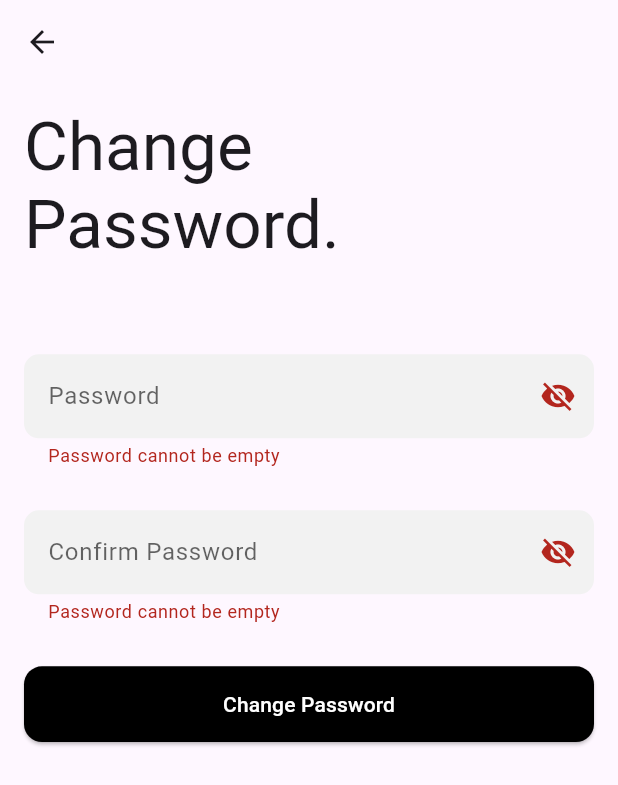
After one commit to san-project/buyitnow, a Flutter app: the ResetPassword screen opened directly, after a tap on "Change Password", on a phone screen of 412 x 824 dp. The commit adds this screen. Shown: the top 785 px of the screen. Run offline on Flutter 3.47's test engine with Material 2 defaults, Android fonts, the phone set to English and light mode, and no system bars; our stand-ins replace cached_network_image, carousel_slider, dio, flutter_rating_bar, google_nav_bar, image_picker and 4 more; accounts and stored records are empty; network calls fail.

Commit message:
added forgot password

```diff
--- a/lib/providers/product_provider.dart
+++ b/lib/providers/product_provider.dart
@@ -98,11 +98,9 @@ class ProductProvider extends ChangeNotifier {
     notifyListeners();
     try {
       final response = await ProductRepo().getAllWishlistProducts();
-      print(response.data['wishListProducts']['products']);
       final listOfProducts =
           response.data['wishListProducts']['products'] as List;
       _wishlist = prd.getProductsFromJson(listOfProducts);
-      print(_wishlist);
       _isLoading = false;
       notifyListeners();
       log("listofproducts $_wishlist");
--- a/lib/screens/categories_product/categories_product_screen.dart
+++ b/lib/screens/categories_product/categories_product_screen.dart
@@ -37,7 +37,7 @@ class _CategoryProductSCreenState extends State<CategoryProductSCreen> {
         centerTitle: true,
         title: Text(
           widget.categoryName,
-          style: TextStyle(color: AppColors.priceColor),
+          style: const TextStyle(color: AppColors.priceColor),
         ),
       ),
       body: Padding(
@@ -51,7 +51,7 @@ class _CategoryProductSCreenState extends State<CategoryProductSCreen> {
               visible: !provider.isLoading,
               replacement: const Center(child: LoadingWidget()),
               child: provider.listOfProductsFilter.isEmpty
-                  ? EmptyWidget()
+                  ? const EmptyWidget()
                   : GridView.builder(
                       itemCount: provider.listOfProductsFilter.length,
                       gridDelegate:
--- /dev/null
+++ b/lib/screens/forgot_password/reset_password.dart
@@ -0,0 +1,160 @@
+import 'package:flutter/material.dart';
+import 'package:provider/provider.dart';
+
+import '../../providers/auth_provider.dart';
+import '../../utils/size_config.dart';
+import '../../widgets/bottom_navbar.dart';
+import '../../widgets/loading_widget.dart';
+
+class ResetPassword extends StatefulWidget {
+  const ResetPassword({super.key});
+
+  @override
+  State<ResetPassword> createState() => _ResetPasswordState();
+}
+
+class _ResetPasswordState extends State<ResetPassword> {
+  late final TextEditingController confPassword;
+  late final TextEditingController passwordController;
+  final _passwordFocusNode = FocusNode();
+  final _confirmPasswordFocusNode = FocusNode();
+  bool passToggle = true;
+  bool passToggle1 = true;
+  final _formField = GlobalKey<FormState>();
+  @override
+  void initState() {
+    confPassword = TextEditingController();
+    passwordController = TextEditingController();
+    WidgetsBinding.instance.addPostFrameCallback((timeStamp) {
+      if (context.watch<AuthProvider>().isLoading == true) {
+        showDialog(
+          context: context,
+          builder: (context) => const AlertDialog(
+            content: Center(
+              child: CircularProgressIndicator(),
+            ),
+          ),
+        );
+      }
+    });
+    super.initState();
+  }
+
+  @override
+  Widget build(BuildContext context) {
+    return Scaffold(
+      appBar: AppBar(),
+      body: Padding(
+        padding: const EdgeInsets.all(16.0),
+        child: Form(
+          key: _formField,
+          child: Column(
+            crossAxisAlignment: CrossAxisAlignment.start,
+            children: [
+              Text(
+                'Change\nPassword.',
+                style: Theme.of(context).textTheme.displayMedium,
+              ),
+              SizedBox(
+                height: 56.h,
+              ),
+              TextFormField(
+                onFieldSubmitted: (value) => FocusScope.of(context)
+                    .requestFocus(_confirmPasswordFocusNode),
+                textInputAction: TextInputAction.next,
+                focusNode: _passwordFocusNode,
+                obscureText: passToggle,
+                controller: passwordController,
+                keyboardType: TextInputType.visiblePassword,
+                decoration: InputDecoration(
+                    labelText: "Password",
+                    suffixIcon: InkWell(
+                      onTap: () {
+                        setState(() {
+                          passToggle = !passToggle;
+                        });
+                      },
+                      child: Icon(
+                          passToggle ? Icons.visibility_off : Icons.visibility),
+                    )),
+                validator: (value) {
+                  if (value!.isEmpty) {
+                    return "Password cannot be empty";
+                  } else if (passwordController.text.length < 8) {
+                    return "password should be minimum 8 characters";
+                  }
+                  return null;
+                },
+              ),
+              SizedBox(height: 26.h),
+              TextFormField(
+                onFieldSubmitted: (value) {
+                  // signUp();
+                },
+                textInputAction: TextInputAction.done,
+                focusNode: _confirmPasswordFocusNode,
+                obscureText: passToggle1,
+                controller: confPassword,
+                keyboardType: TextInputType.visiblePassword,
+                decoration: InputDecoration(
+                    labelText: "Confirm Password",
+                    suffixIcon: InkWell(
+                      onTap: () {
+                        setState(() {
+                          passToggle1 = !passToggle1;
+                        });
+                      },
+                      child: Icon(passToggle1
+                          ? Icons.visibility_off
+                          : Icons.visibility),
+                    )),
+                validator: (value) {
+                  if (value!.isEmpty) {
+                    return "Password cannot be empty";
+                  } else if (confPassword.text.length < 8) {
+                    return "password should be minimum 8 characters";
+                  } else if (confPassword.text != passwordController.text) {
+                    return "Both are not same";
+                  }
+                  return null;
+                },
+              ),
+              SizedBox(
+                height: 26.h,
+              ),
+              ElevatedButton(
+                  style: ElevatedButton.styleFrom(
+                      fixedSize: Size(SizeConfig.screenWidth, 47.h),
+                      backgroundColor: Colors.black,
+                      foregroundColor: Colors.white,
+                      shape: RoundedRectangleBorder(
+                          borderRadius: BorderRadius.circular(12))),
+                  onPressed: () async {
+                    if (_formField.currentState!.validate()) {
+                      final isVerified = await context
+                          .read<AuthProvider>()
+                          .resetPassword(passwordController.text, context);
+                      if (isVerified && mounted) {
+                        Navigator.pushReplacement(
+                            context,
+                            MaterialPageRoute(
+                                builder: (_) => const ButtomNavBars()));
+                      }
+                      // if (isOtpSent) {
+                      //   Navigator.of(context).push(MaterialPageRoute(
+                      //       builder: (_) => VerifyOtp(email: _otpController.text)));
+                      // }
+                    }
+                  },
+                  child: context.watch<AuthProvider>().isLoading
+                      ? const Center(
+                          child: LoadingWidget(),
+                        )
+                      : const Text('Change Password'))
+            ],
+          ),
+        ),
+      ),
+    );
+  }
+}
--- a/lib/screens/order_details/order_details_screen.dart
+++ b/lib/screens/order_details/order_details_screen.dart
@@ -1,9 +1,7 @@
 import 'package:buyitnow/screens/product_details/product_details.dart';
 import 'package:cached_network_image/cached_network_image.dart';
 import 'package:flutter/material.dart';
-import 'package:provider/provider.dart';
 import '../../models/order_model.dart';
-import '../../widgets/loading_widget.dart';
 
 class OrderDetailScreen extends StatelessWidget {
   const OrderDetailScreen({super.key, required this.order});
--- a/lib/screens/profile/profile_screen.dart
+++ b/lib/screens/profile/profile_screen.dart
@@ -138,9 +138,9 @@ class _ProfileScreenState extends State<ProfileScreen> {
                                   builder: (context) =>
                                       const OrderHistoryScreen()));
                             },
-                            title: Text('Order History'),
-                            leading: Icon(Icons.history),
-                            trailing: Icon(
+                            title: const Text('Order History'),
+                            leading: const Icon(Icons.history),
+                            trailing: const Icon(
                               Icons.arrow_forward_ios,
                               size: 18,
                             ),
--- a/lib/screens/seller_product/seller_product_screen.dart
+++ b/lib/screens/seller_product/seller_product_screen.dart
@@ -1,6 +1,5 @@
 import 'package:buyitnow/utils/size_config.dart';
 import 'package:flutter/material.dart';
-import 'package:flutter_rating_bar/flutter_rating_bar.dart';
 import 'package:provider/provider.dart';
 
 import '../../providers/product_provider.dart';
--- a/lib/services/auth_repo.dart
+++ b/lib/services/auth_repo.dart
@@ -5,6 +5,23 @@ import './base_api_service.dart';
 
 class AuthRepo {
   final _api = BaseApi().dio;
+
+  Future<Response> getOtp(String email) async {
+    print(email);
+    return await _api
+        .post('/auth/user/forgot_password', data: {"email": email});
+  }
+
+  Future<Response> verifyOtp(String otp, String verificationId) async {
+    log(verificationId);
+    return await _api.post('/auth/user/verifyOtp',
+        data: {"verificationId": verificationId, "otp": otp});
+  }
+
+  Future<Response> resetPassword(String password, String userId) async {
+    return await _api.put('/auth/user/changePassword',
+        data: {"userId": userId, "password": password});
+  }
 
   Future<Response> signUp(
       {required String name,
```
Also changed, not shown: lib/providers/auth_provider.dart (+60 -1 lines), lib/screens/forgot_password/forgot_password.dart (added, +107 -0 lines), lib/screens/forgot_password/verify_otp.dart (added, +293 -0 lines), lib/screens/login/login_screen.dart (+7 -3 lines), lib/screens/product_details/product_details.dart (+2 -39 lines), lib/screens/signup/signup_screen.dart (+6 -6 lines).
